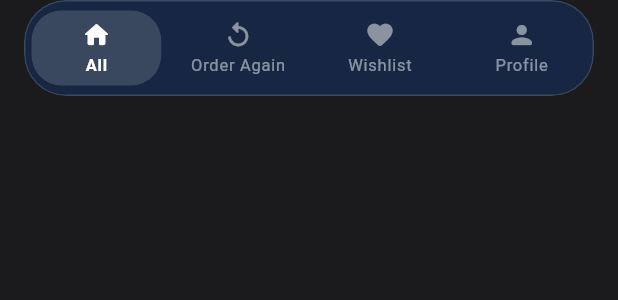
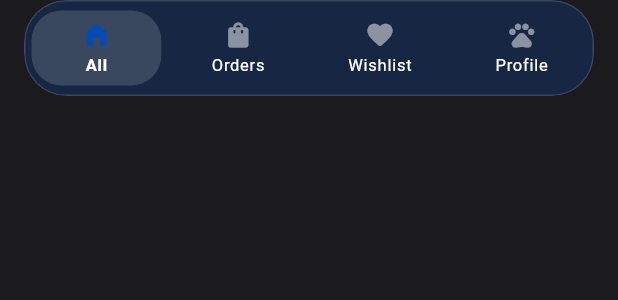
Before and after one commit to AbishekAB21/pawpatrol, a Flutter app: the _GlassmorphicNavBar widget shown alone on an empty page, opened directly, on a phone screen of 412 x 824 dp. Shown: the top 300 px of the screen. Run offline on Flutter 3.47's test engine with Material 3 defaults, Android fonts, the phone set to English and light mode, and no system bars; our stand-ins replace equatable, flutter_bloc, go_router, google_fonts.

Commit message:
minor fixes

```diff
--- a/lib/features/main shell/main_shell.dart
+++ b/lib/features/main shell/main_shell.dart
@@ -50,13 +50,13 @@ class _GlassmorphicNavBarState extends State<_GlassmorphicNavBar> {
     AppRoutesPaths.profile,
   ];
 
-  static const _labels = ['All', 'Order Again', 'Wishlist', 'Profile'];
+  static const _labels = ['All', 'Orders', 'Wishlist', 'Profile'];
 
   static const _icons = [
-    Icons.home_rounded,
-    Icons.replay_rounded,
+    Icons.home_filled,
+    Icons.shopping_bag_rounded,
     Icons.favorite_rounded,
-    Icons.person_rounded,
+    Icons.pets,
   ];
 
   void _onTabTapped(BuildContext context, int index) {
@@ -140,7 +140,7 @@ class _GlassmorphicNavBarState extends State<_GlassmorphicNavBar> {
                                   _icons[index],
                                   size: 20,
                                   color: isSelected
-                                      ? theme.colorScheme.onSurface
+                                      ? theme.colorScheme.primary
                                       : theme.colorScheme.onSurface.withValues(
                                           alpha: 0.5,
                                         ),
@@ -152,7 +152,7 @@ class _GlassmorphicNavBarState extends State<_GlassmorphicNavBar> {
                                     color: isSelected
                                         ? theme.colorScheme.onSurface
                                         : theme.colorScheme.onSurface
-                                              .withValues(alpha: 0.5),
+                                              ,
                                     fontWeight: isSelected
                                         ? FontWeight.w700
                                         : FontWeight.w400,
```
Also changed, not shown: lib/common/reusable_pet_categories_section.dart (+10 -6 lines), lib/features/home screen/component/home_screen_component.dart (+2 -7 lines).
